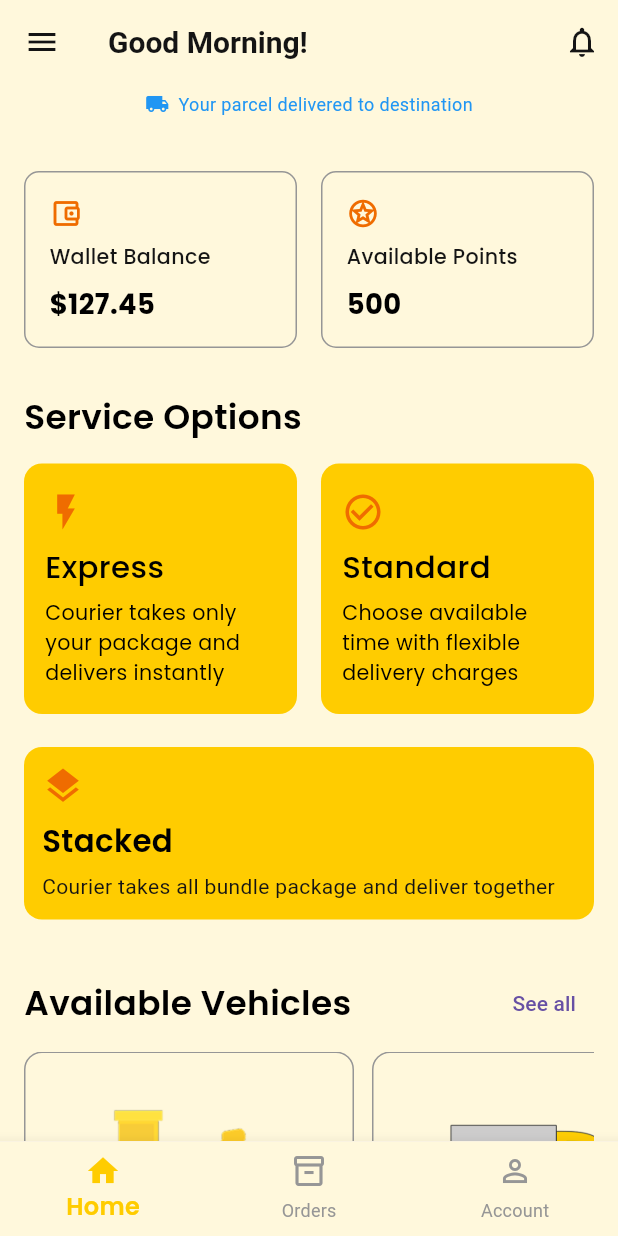
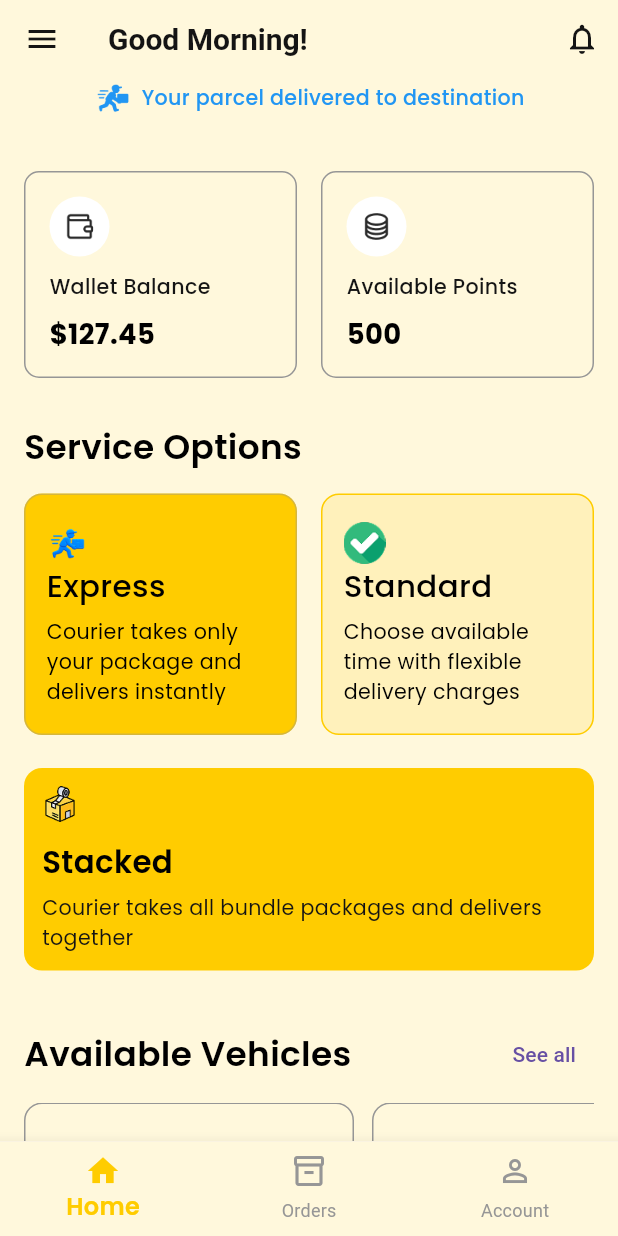
Before and after one commit to Dev-Ninjas-Backup/nicholaslim80, a Flutter app: the BottomNavbarScreen screen opened by its route, on a phone screen of 412 x 824 dp. Run offline on Flutter 3.47's test engine with Material 3 defaults, Android fonts, the phone set to English and light mode, and no system bars; our stand-ins replace flutter_easyloading, flutter_screenutil, get, google_fonts.

Commit message:
home screen fix

```diff
--- a/lib/core/utils/constants/icon_path.dart
+++ b/lib/core/utils/constants/icon_path.dart
@@ -1,6 +1,10 @@
 class IconPath {
-  static String home = "/assets/icons/home.png";
-  static String account = "/assets/icons/account.png";
-  static String orders = "/assets/icons/orders.png";
-  static String parcel = "/assets/icons/parcel.png";
+  static String home = "assets/icons/home.png";
+  static String account = "assets/icons/account.png";
+  static String orders = "assets/icons/orders.png";
+  static String parcel = "assets/icons/parcel.png";
+  static String wallet = "assets/icons/wallet.png";
+  static String points = "assets/icons/points.png";
+  static String select = "assets/icons/select.png";
+  static String stacked = "assets/icons/stacked.png";
 }
--- a/lib/features/user/bottom_navbar/screen/bottom_navbar_screen.dart
+++ b/lib/features/user/bottom_navbar/screen/bottom_navbar_screen.dart
@@ -3,6 +3,7 @@ import 'package:flutter/services.dart';
 import 'package:get/get.dart';
 import 'package:nicholaslim80/core/common/styles/global_text_style.dart';
 import 'package:nicholaslim80/core/utils/constants/app_colors.dart';
+import 'package:nicholaslim80/core/utils/constants/icon_path.dart';
 import 'package:nicholaslim80/features/user/acoount/screen/account_screen.dart';
 import 'package:nicholaslim80/features/user/bottom_navbar/controller/bottom_navabr_cotroller.dart';
 import 'package:nicholaslim80/features/user/home/screen/home_screen.dart';
@@ -37,7 +38,7 @@ class BottomNavbarScreen extends StatelessWidget {
             items: [
               BottomNavigationBarItem(
                 backgroundColor: AppColors.backgroungColor,
-                icon: Icon(Icons.home_outlined),
+                icon: Image.asset(IconPath.home),
                 activeIcon: Icon(Icons.home),
                 label: 'Home',
               ),
--- a/lib/features/user/home/screen/home_screen.dart
+++ b/lib/features/user/home/screen/home_screen.dart
@@ -2,6 +2,7 @@ import 'package:flutter/material.dart';
 import 'package:get/get.dart';
 import 'package:nicholaslim80/core/common/styles/global_text_style.dart';
 import 'package:nicholaslim80/core/utils/constants/app_colors.dart';
+import 'package:nicholaslim80/core/utils/constants/icon_path.dart';
 import 'package:nicholaslim80/features/user/home/controller/home_controller.dart';
 
 class HomeScreen extends StatelessWidget {
@@ -54,12 +55,21 @@ class HomeScreen extends StatelessWidget {
               child: Row(
                 mainAxisSize: MainAxisSize.min,
                 children: [
-                  Icon(Icons.local_shipping, size: 16, color: Colors.blue),
+                  Image.asset(
+                    IconPath.parcel,
+                    color: Colors.blue,
+                    height: 26,
+                    width: 26,
+                  ),
                   SizedBox(width: 6),
                   Obx(
                     () => Text(
                       ctrl.parcelStatus.value,
-                      style: TextStyle(fontSize: 12, color: Colors.blue),
+                      style: getTextStyle(
+                        fontSize: 12,
+                        fontWeight: FontWeight.w500,
+                        color: Colors.blue,
+                      ),
                     ),
                   ),
                 ],
@@ -84,15 +94,15 @@ class HomeScreen extends StatelessWidget {
                     title: 'Wallet Balance',
                     valueBuilder: () =>
                         '\$${ctrl.walletBalance.value.toStringAsFixed(2)}',
-                    icon: Icons.account_balance_wallet_outlined,
+                    iconPath: IconPath.wallet,
                   ),
                 ),
-                SizedBox(width: 16),
+                const SizedBox(width: 16),
                 Expanded(
                   child: borderedInfoCard(
                     title: 'Available Points',
                     valueBuilder: () => '${ctrl.availablePoints.value}',
-                    icon: Icons.stars_outlined,
+                    iconPath: IconPath.points,
                   ),
                 ),
               ],
@@ -116,7 +126,7 @@ class HomeScreen extends StatelessWidget {
                       title: 'Express',
                       subtitle:
                           'Courier takes only your package and delivers instantly',
-                      icon: Icons.flash_on,
+                      iconPath: IconPath.parcel,
                       selected: ctrl.selectedService.value == 'Express',
                       onTap: () => ctrl.selectService('Express'),
                     ),
@@ -129,7 +139,7 @@ class HomeScreen extends StatelessWidget {
                       title: 'Standard',
                       subtitle:
                           'Choose available time with flexible delivery charges',
-                      icon: Icons.check_circle_outline,
+                      iconPath: IconPath.select,
                       selected: ctrl.selectedService.value == 'Standard',
                       onTap: () => ctrl.selectService('Standard'),
                     ),
@@ -142,8 +152,9 @@ class HomeScreen extends StatelessWidget {
 
             serviceCardStacked(
               title: 'Stacked',
-              subtitle: 'Courier takes all bundle package and deliver together',
-              icon: Icons.layers,
+              subtitle:
+                  'Courier takes all bundle packages and delivers together',
+              iconPath: IconPath.stacked,
               onTap: () => ctrl.selectService('Stacked'),
             ),
 
@@ -337,7 +348,10 @@ class HomeScreen extends StatelessWidget {
   Widget borderedInfoCard({
     required String title,
     required String Function() valueBuilder,
-    required IconData icon,
+    IconData? icon,
+    String? iconPath,
+    Color? iconBgColor,
+    double iconSize = 20,
   }) {
     return Container(
       padding: EdgeInsets.all(16),
@@ -349,8 +363,18 @@ class HomeScreen extends StatelessWidget {
       child: Column(
         crossAxisAlignment: CrossAxisAlignment.start,
         children: [
-          Icon(icon, size: 22, color: Colors.orange.shade800),
-          SizedBox(height: 8),
+          Container(
+            padding: EdgeInsets.all(10),
+            decoration: BoxDecoration(
+              color: iconBgColor ?? Colors.white,
+              shape: BoxShape.circle,
+            ),
+            child: iconPath != null
+                ? Image.asset(iconPath, height: iconSize, width: iconSize)
+                : Icon(icon, size: iconSize, color: Colors.white),
+          ),
+
+          SizedBox(height: 10),
           Text(
             title,
             style: getTextStyle(
@@ -372,22 +396,35 @@ class HomeScreen extends StatelessWidget {
   Widget serviceCardCompact({
     required String title,
     required String subtitle,
-    required IconData icon,
+    IconData? icon,
+    String? iconPath,
     required bool selected,
     required VoidCallback onTap,
+    double iconSize = 28,
   }) {
     return GestureDetector(
       onTap: onTap,
       child: Container(
         padding: EdgeInsets.symmetric(vertical: 18, horizontal: 14),
         decoration: BoxDecoration(
-          color: AppColors.onboardingIndicatorActive,
+          color: selected
+              // ignore: deprecated_member_use
+              ? AppColors.primaryButtonColor.withOpacity(0.15)
+              : AppColors.onboardingIndicatorActive,
           borderRadius: BorderRadius.circular(12),
+          border: Border.all(
+            color: selected
+                ? AppColors.primaryButtonColor
+                // ignore: deprecated_member_use
+                : AppColors.subtitleFontColor.withOpacity(0.4),
+          ),
         ),
         child: Column(
           crossAxisAlignment: CrossAxisAlignment.start,
           children: [
-            Icon(icon, size: 28, color: Colors.orange.shade800),
+            if (iconPath != null)
+              Image.asset(iconPath, height: iconSize, width: iconSize)
+            else if (icon != null)
               SizedBox(height: 8),
             Text(
               title,
@@ -408,8 +445,10 @@ class HomeScreen extends StatelessWidget {
   Widget serviceCardStacked({
     required String title,
     required String subtitle,
-    required IconData icon,
+    IconData? icon,
+    String? iconPath,
     required VoidCallback onTap,
+    double iconSize = 24,
   }) {
     return GestureDetector(
       onTap: onTap,
@@ -420,31 +459,27 @@ class HomeScreen extends StatelessWidget {
           color: AppColors.onboardingIndicatorActive,
           borderRadius: BorderRadius.circular(12),
         ),
-        child: Row(
-          children: [
-            Expanded(
         child: Column(
           crossAxisAlignment: CrossAxisAlignment.start,
           children: [
-                  Icon(icon, size: 28, color: Colors.orange.shade800),
-                  SizedBox(height: 8),
+            if (iconPath != null)
+              Image.asset(iconPath, height: iconSize, width: iconSize)
+            else if (icon != null)
+              Icon(icon, size: iconSize),
+
+            SizedBox(height: 12),
+
             Text(
               title,
-                    style: getTextStyle(
-                      fontSize: 18,
-                      fontWeight: FontWeight.w600,
-                    ),
+              style: getTextStyle(fontSize: 18, fontWeight: FontWeight.w600),
             ),
             SizedBox(height: 6),
             Text(
               subtitle,
-                    style: TextStyle(
-                      fontSize: 14,
+              style: getTextStyle(
+                fontSize: 12,
                 fontWeight: FontWeight.w400,
                 color: AppColors.primaryFontColor,
-                    ),
-                  ),
-                ],
               ),
             ),
           ],
```
Also changed, not shown: assets/icons/points.png (added), assets/icons/select.png (added), assets/icons/stacked.png (added), assets/icons/wallet.png (added). Lines whose indentation alone changed are shown as unchanged.
